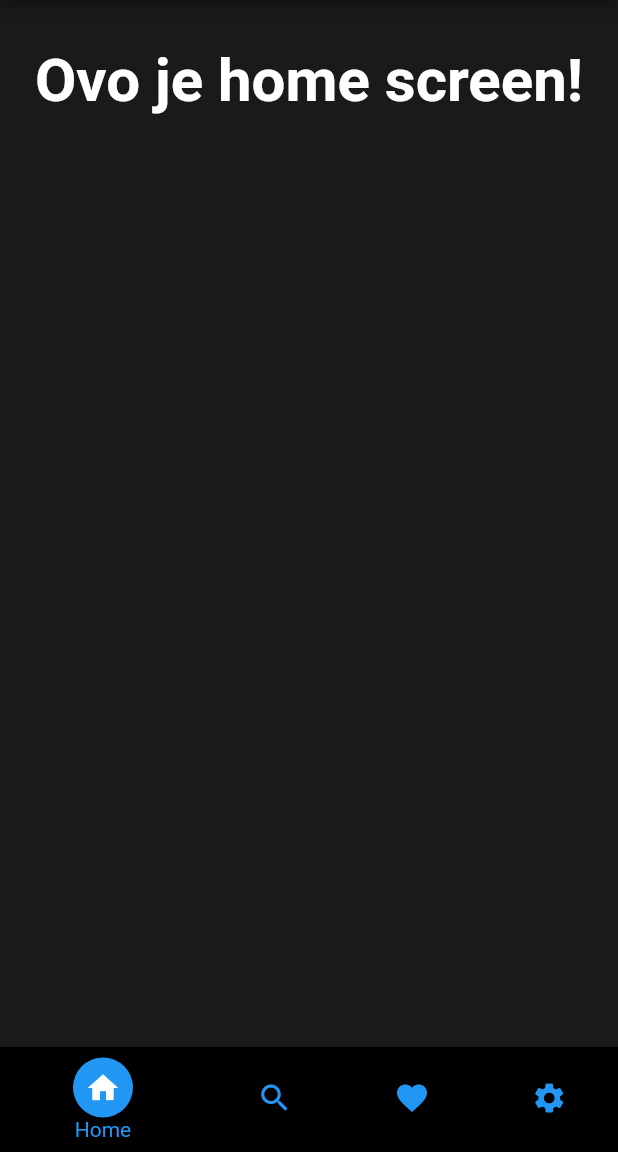
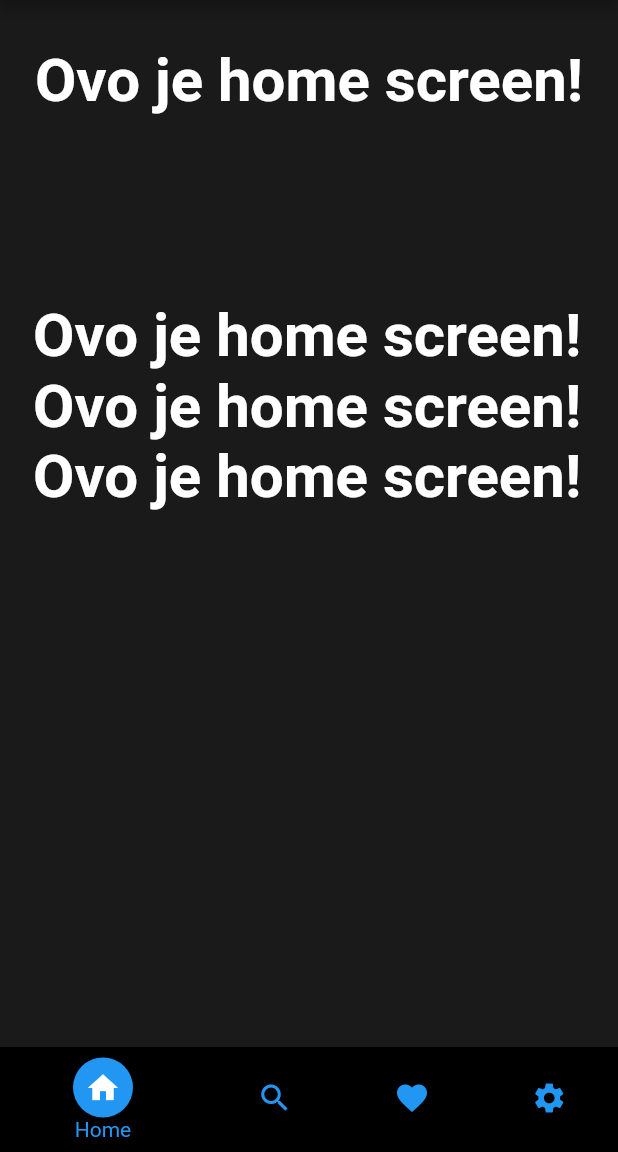
Before and after one commit to CaNafo/flutter_kurs, a Flutter app: the screen it shows after launch, after a tap on "Sign in with Email", on a phone screen of 412 x 824 dp, the part 84-1236 px from its top. Run offline on Flutter 3.47's test engine with Material 2 defaults, Android fonts, the phone set to English and light mode, and no system bars.

Commit message:
added code examples.

```diff
--- a/lib/screens/home_screen.dart
+++ b/lib/screens/home_screen.dart
@@ -23,6 +23,35 @@ class _HomeScreenState extends State<HomeScreen> {
             SizedBox(
               height: windowsHeight * 0.15,
             ),
+            SizedBox(
+                height: windowsHeight * 0.5,
+                child: ListView(
+                  // scrollDirection: Axis.horizontal,
+                  children: [
+                    Text(
+                      "Ovo je home screen!",
+                      style: Theme.of(context).textTheme.headline1,
+                      textAlign: TextAlign.left,
+                    ),
+                    Text(
+                      "Ovo je home screen!",
+                      style: Theme.of(context).textTheme.headline1,
+                      textAlign: TextAlign.left,
+                    ),
+                    Text(
+                      "Ovo je home screen!",
+                      style: Theme.of(context).textTheme.headline1,
+                      textAlign: TextAlign.left,
+                    ),
+                  ],
+                  // itemBuilder: (BuildContext context, int index) {
+                  //   return Text(
+                  //     "Ovo je home screen!",
+                  //     style: Theme.of(context).textTheme.headline1,
+                  //     textAlign: TextAlign.left,
+                  //   );
+                  // }),
+                ))
           ],
         ));
   }
--- a/lib/screens/login_screen.dart
+++ b/lib/screens/login_screen.dart
@@ -66,11 +66,11 @@ class LoginScreen extends StatelessWidget {
                 "By Continuing you agree to the Terms and Conditions",
                 style: Theme.of(context).textTheme.subtitle2,
               ),
-              const TextField(
-                  style: TextStyle(color: Colors.blue),
-                  decoration: InputDecoration(
-                      border: OutlineInputBorder(),
-                      hintText: 'Enter a search term')),
+              // const TextField(
+              //     style: TextStyle(color: Colors.blue),
+              //     decoration: InputDecoration(
+              //         border: OutlineInputBorder(),
+              //         hintText: 'Enter a search term')),
             ],
           ),
         ),
```
